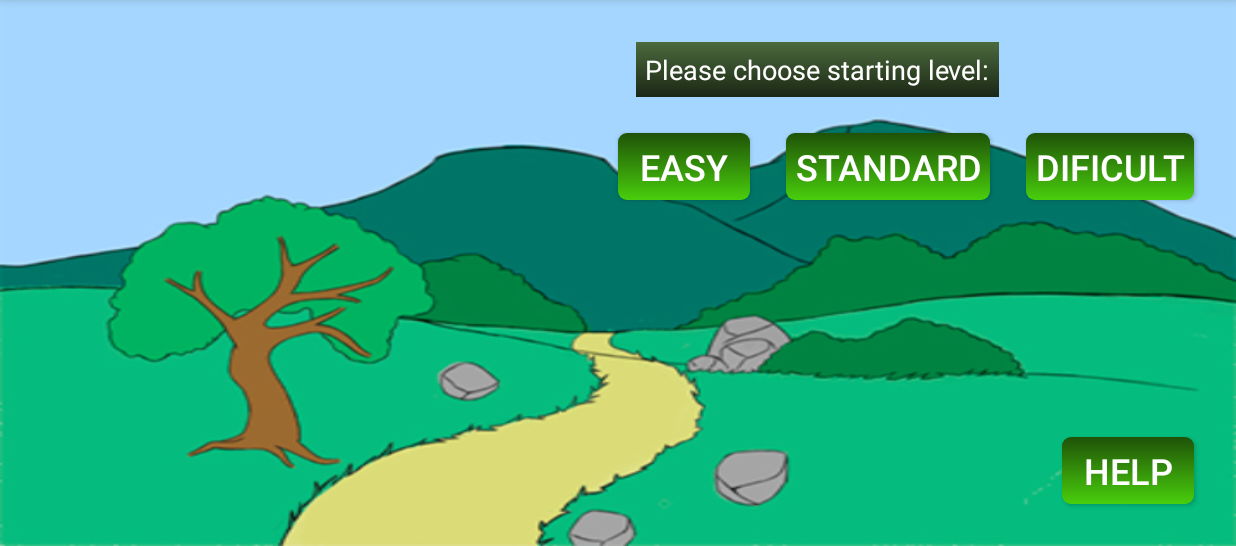
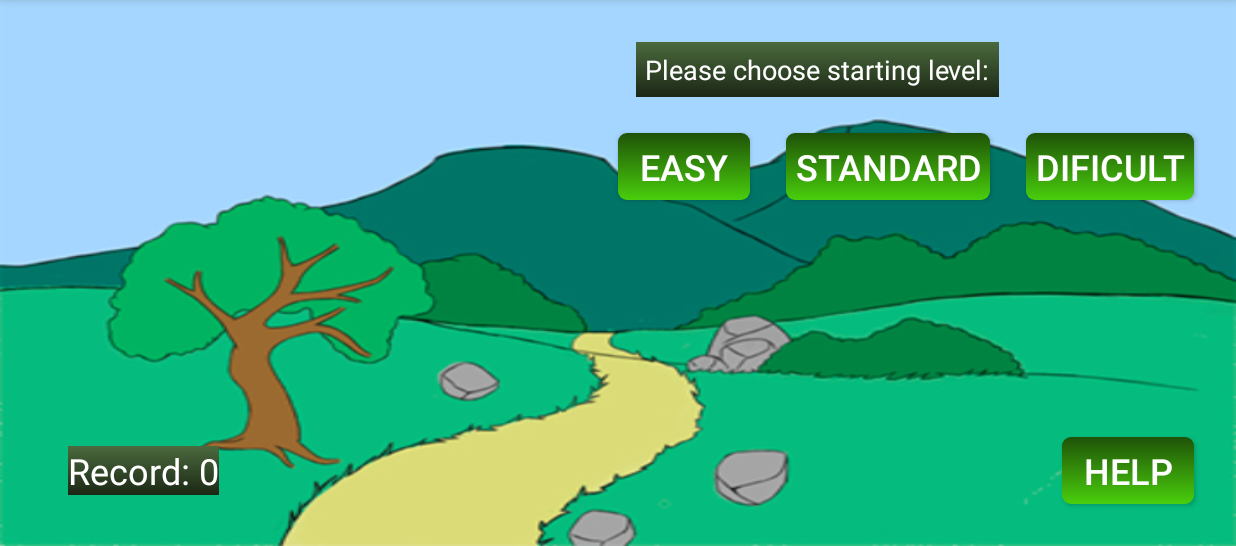
Before and after one commit to felepo/Pelota, an Android app: the screen it shows after launch (MainActivity), on a phone screen of 824 x 412 dp (held sideways), the part 72-618 px from its top. Run offline under Robolectric (Android 15) with nearby library versions, the phone set to English and light mode, and no system bars.

Commit message:
Estableciendo Records y Dificultades

```diff
--- a/app/src/main/java/com/felepo/pelota/MainActivity.java
+++ b/app/src/main/java/com/felepo/pelota/MainActivity.java
@@ -1,15 +1,23 @@
 package com.felepo.pelota;
 
 import android.content.Intent;
+import android.content.SharedPreferences;
+import android.preference.PreferenceManager;
 import android.support.v7.app.AppCompatActivity;
 import android.os.Bundle;
+import android.view.Gravity;
 import android.view.View;
 import android.widget.Button;
+import android.widget.TextView;
+import android.widget.Toast;
 
-public class MainActivity extends AppCompatActivity {
+public class MainActivity extends AppCompatActivity
+{
+    int record;
 
     @Override
-    protected void onCreate(Bundle savedInstanceState) {
+    protected void onCreate(Bundle savedInstanceState)
+    {
         super.onCreate(savedInstanceState);
         setContentView(R.layout.activity_main);
     }
@@ -26,12 +34,68 @@ public class MainActivity extends AppCompatActivity {
 
         int dificultad = 1;
 
-        if( dific.equals("Standard") ) dificultad = 2;
-        if( dific.equals("Dificult") ) dificultad = 3;
+        if( dific.equals(getString(R.string.medio)) ) dificultad = 2;
+        if( dific.equals(getString(R.string.dificil)) ) dificultad = 3;
 
         Intent in = new Intent(this, Gestion.class);
         in.putExtra("DIFICULTAD", dificultad);
 
-        startActivity(in);
+        //startActivity(in);
+        startActivityForResult(in, 1);
+    }
+
+    //Todo esto se ejecuta cuando se termina de jugar
+    protected void onActivityResult(int peticion, int codigo, Intent in)
+    {
+        if( (peticion != 1) || (codigo != RESULT_OK) )
+        {
+            return;
+        }
+
+        int resultado = in.getIntExtra("PUNTUACION", 0);
+
+        //Se verifica si se ha roto el record anterior
+        if( resultado > record )
+        {
+            record = resultado;
+
+            TextView caja = (TextView) findViewById(R.id.record);
+            caja.setText("Record: " + record);
+
+            guardarRecord();
+        }
+        else
+        {
+            String puntuacionPartida = " " + resultado;
+
+            Toast miToast = Toast.makeText(this, puntuacionPartida, Toast.LENGTH_SHORT);
+            miToast.setGravity(Gravity.CENTER, 0, 0);
+            miToast.show();
+        }
+    }
+
+    public void onResume()
+    {
+        super.onResume();
+
+        leerRecord();
+    }
+
+    private void guardarRecord()
+    {
+        SharedPreferences datos = PreferenceManager.getDefaultSharedPreferences(this);
+        SharedPreferences.Editor miEditor = datos.edit();
+        miEditor.putInt("RECORD", record);
+
+        miEditor.apply();
+    }
+
+    private void leerRecord()
+    {
+        SharedPreferences datos = PreferenceManager.getDefaultSharedPreferences(this);
+        record = datos.getInt("RECORD", 0);
+
+        TextView caja = (TextView) findViewById(R.id.record);
+        caja.setText("Record: " + record);
     }
 }
--- a/app/src/main/res/layout/activity_main.xml
+++ b/app/src/main/res/layout/activity_main.xml
@@ -41,6 +41,21 @@
     <Button
         android:layout_alignParentRight="true"
         android:layout_alignParentBottom="true"
-        style="@style/boton_ayuda"/>
+        style="@style/boton_ayuda"
+        android:id="@+id/button" />
+
+    <TextView
+        android:id="@+id/record"
+        android:layout_width="wrap_content"
+        android:layout_height="wrap_content"
+        android:layout_alignBaseline="@+id/button"
+        android:layout_alignBottom="@+id/button"
+        android:layout_alignParentLeft="true"
+        android:layout_alignParentStart="true"
+        android:layout_marginLeft="29dp"
+        android:layout_marginStart="29dp"
+        android:background="@drawable/fondo"
+        android:textColor="@color/ic_launcher_background"
+        android:textSize="24sp" />
 
 </RelativeLayout>
--- a/app/src/main/res/values/ic_launcher_background.xml
+++ b/app/src/main/res/values/ic_launcher_background.xml
@@ -1,4 +1,4 @@
 <?xml version="1.0" encoding="utf-8"?>
 <resources>
-    <color name="ic_launcher_background">#FFFFFF</color>
+    <color name="ic_launcher_background">#ffffff</color>
 </resources>
```
Also changed, not shown: app/src/main/java/com/felepo/pelota/Gestion.java (+17 -1 lines).
